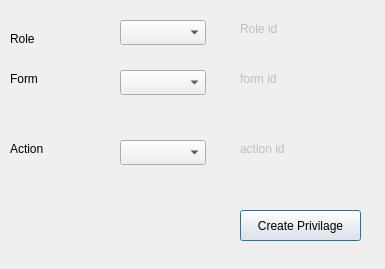
Above: presentation/authorization_ui/createPrivilage.ui from shymaa123456/HyperPOS2020 before the change. Below: the same form after it.
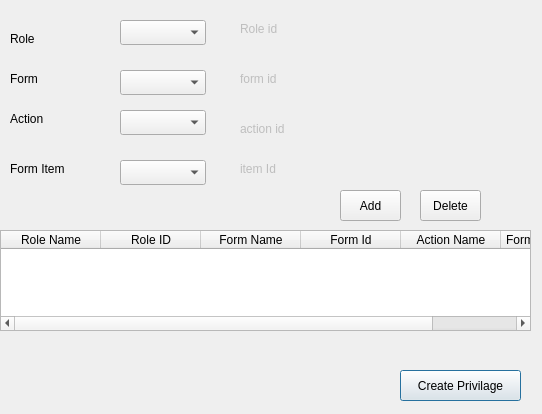
That is the form after the change.

Commit message: create privialge form

The edit to the form file:
```diff
--- a/presentation/authorization_ui/createPrivilage.ui
+++ b/presentation/authorization_ui/createPrivilage.ui
@@ -6,8 +6,8 @@
    <rect>
     <x>0</x>
     <y>0</y>
-    <width>385</width>
-    <height>269</height>
+    <width>542</width>
+    <height>414</height>
    </rect>
   </property>
   <property name="windowTitle">
@@ -88,7 +88,7 @@
    <property name="geometry">
     <rect>
      <x>10</x>
-     <y>140</y>
+     <y>110</y>
      <width>67</width>
      <height>17</height>
     </rect>
@@ -114,7 +114,7 @@
    <property name="geometry">
     <rect>
      <x>120</x>
-     <y>140</y>
+     <y>110</y>
      <width>86</width>
      <height>25</height>
     </rect>
@@ -123,8 +123,8 @@
   <widget class="QPushButton" name="BTN_createPrivilage">
    <property name="geometry">
     <rect>
-     <x>240</x>
-     <y>210</y>
+     <x>400</x>
+     <y>370</y>
      <width>121</width>
      <height>31</height>
     </rect>
@@ -140,7 +140,7 @@
    <property name="geometry">
     <rect>
      <x>240</x>
-     <y>140</y>
+     <y>120</y>
      <width>141</width>
      <height>17</height>
     </rect>
@@ -152,6 +152,123 @@
     <string>action id</string>
    </property>
   </widget>
+  <widget class="QComboBox" name="CMB_formItemName">
+   <property name="geometry">
+    <rect>
+     <x>120</x>
+     <y>160</y>
+     <width>86</width>
+     <height>25</height>
+    </rect>
+   </property>
+  </widget>
+  <widget class="QLabel" name="label_5">
+   <property name="geometry">
+    <rect>
+     <x>10</x>
+     <y>160</y>
+     <width>71</width>
+     <height>17</height>
+    </rect>
+   </property>
+   <property name="text">
+    <string>Form Item</string>
+   </property>
+  </widget>
+  <widget class="QLabel" name="LB_formItemID">
+   <property name="enabled">
+    <bool>false</bool>
+   </property>
+   <property name="geometry">
+    <rect>
+     <x>240</x>
+     <y>160</y>
+     <width>141</width>
+     <height>17</height>
+    </rect>
+   </property>
+   <property name="frameShape">
+    <enum>QFrame::NoFrame</enum>
+   </property>
+   <property name="text">
+    <string>item Id</string>
+   </property>
+  </widget>
+  <widget class="QTableWidget" name="w1">
+   <property name="enabled">
+    <bool>true</bool>
+   </property>
+   <property name="geometry">
+    <rect>
+     <x>0</x>
+     <y>230</y>
+     <width>531</width>
+     <height>101</height>
+    </rect>
+   </property>
+   <property name="rowCount">
+    <number>0</number>
+   </property>
+   <property name="columnCount">
+    <number>6</number>
+   </property>
+   <column>
+    <property name="text">
+     <string>Role Name</string>
+    </property>
+   </column>
+   <column>
+    <property name="text">
+     <string>Role ID</string>
+    </property>
+   </column>
+   <column>
+    <property name="text">
+     <string>Form Name</string>
+    </property>
+   </column>
+   <column>
+    <property name="text">
+     <string>Form Id</string>
+    </property>
+   </column>
+   <column>
+    <property name="text">
+     <string>Action Name</string>
+    </property>
+   </column>
+   <column>
+    <property name="text">
+     <string>Form Item Name</string>
+    </property>
+   </column>
+  </widget>
+  <widget class="QPushButton" name="BTN_add">
+   <property name="geometry">
+    <rect>
+     <x>340</x>
+     <y>190</y>
+     <width>61</width>
+     <height>31</height>
+    </rect>
+   </property>
+   <property name="text">
+    <string>Add</string>
+   </property>
+  </widget>
+  <widget class="QPushButton" name="BTN_delete">
+   <property name="geometry">
+    <rect>
+     <x>420</x>
+     <y>190</y>
+     <width>61</width>
+     <height>31</height>
+    </rect>
+   </property>
+   <property name="text">
+    <string>Delete</string>
+   </property>
+  </widget>
  </widget>
  <resources/>
  <connections/>
```
The commit also changes 3 other files.
